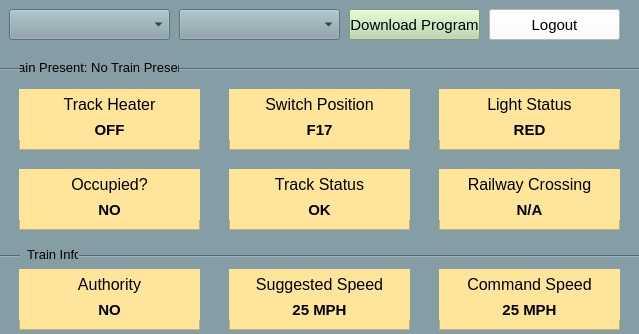
First picture: the form in src/UI/SWTrackController/track_controller.ui, repository aet37/ECE1140-Project, before the edit.
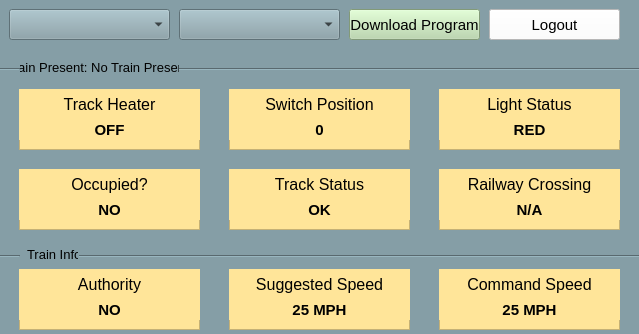
Second picture: the form after the edit.

Commit message: Switch through gui

```diff
--- a/src/UI/SWTrackController/track_controller.ui
+++ b/src/UI/SWTrackController/track_controller.ui
@@ -269,7 +269,7 @@
        </font>
       </property>
       <property name="text">
-       <string>F17</string>
+       <string>0</string>
       </property>
       <property name="alignment">
        <set>Qt::AlignCenter</set>
```
The commit also changes 4 other files.
